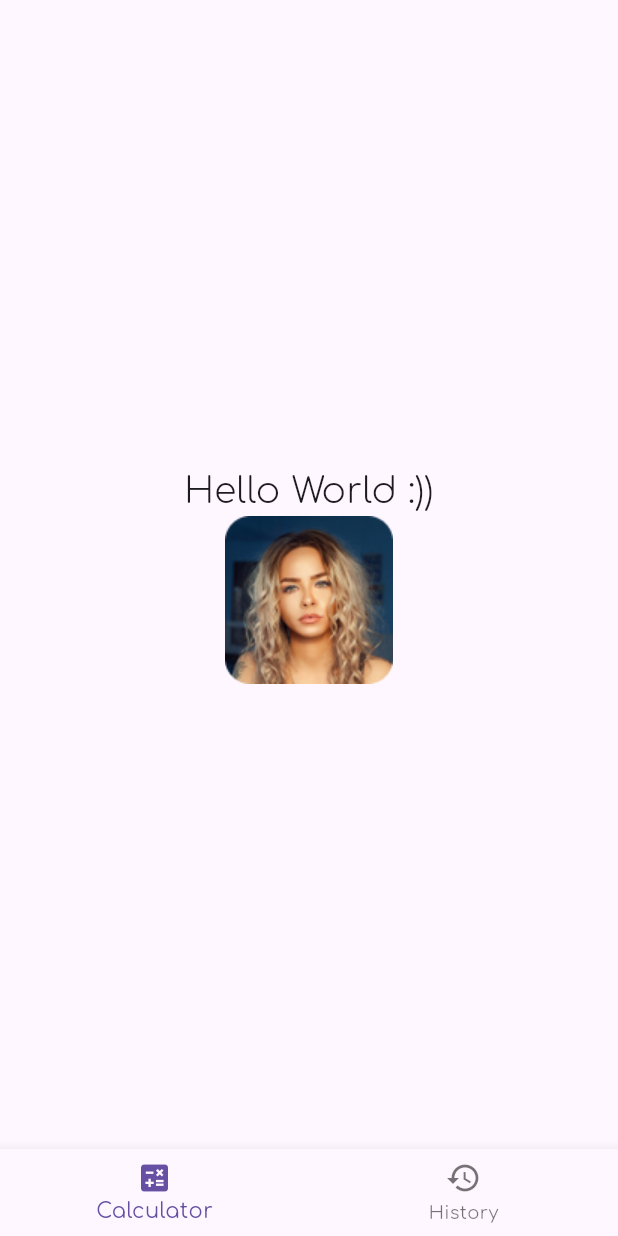
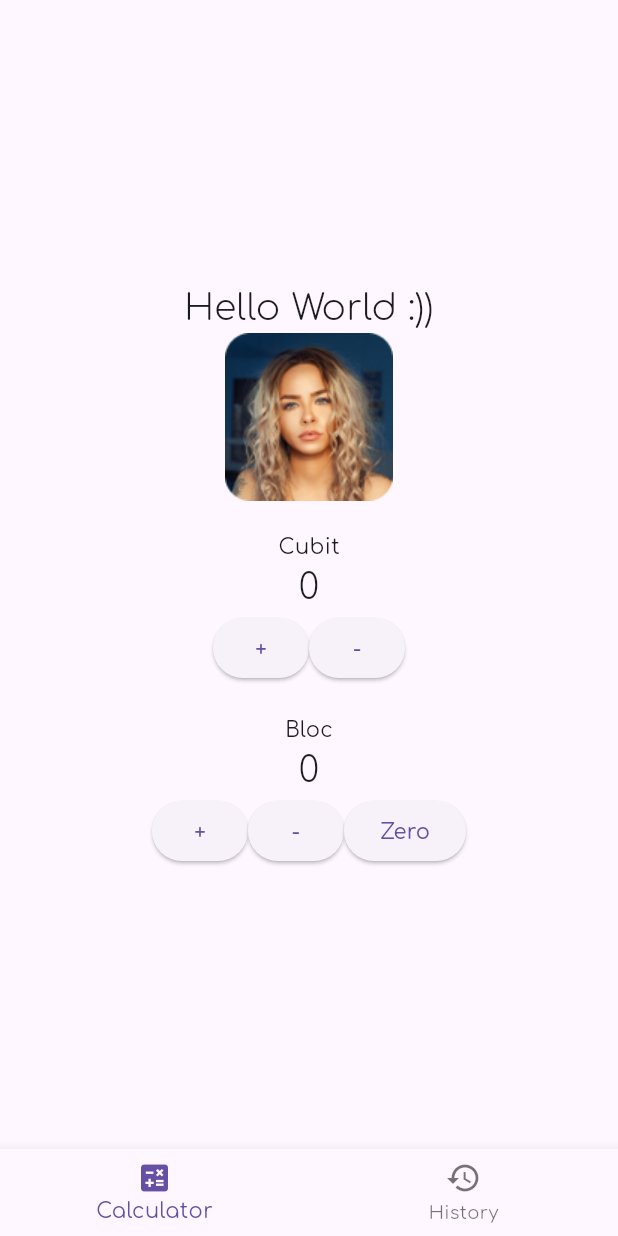
Before and after one commit to ShyrokyiOleksandr/j_calc, a Flutter app: the screen it shows after launch, on a phone screen of 412 x 824 dp. Run offline on Flutter 3.47's test engine with Material 3 defaults, Android fonts, the light colour scheme and no system bars; our stand-ins replace flutter_bloc, go_router.

Commit message:
bloc: counter example

```diff
--- a/lib/presentation/app/my_app.dart
+++ b/lib/presentation/app/my_app.dart
@@ -1,18 +1,27 @@
 import 'package:flutter/material.dart';
+import 'package:flutter_bloc/flutter_bloc.dart';
 import 'package:j_calc/core/router.dart';
 import 'package:j_calc/l10n/app_localizations.dart';
 import 'package:j_calc/presentation/app/theme.dart';
+import 'package:j_calc/presentation/features/calculator/cubit/calculator_cubit.dart';
+import 'package:j_calc/presentation/features/calculator/bloc/calculator_bloc.dart';
 
 class MyApp extends StatelessWidget {
   const MyApp({super.key});
 
   @override
   Widget build(BuildContext context) {
-    return MaterialApp.router(
-      supportedLocales: [Locale('en'), Locale('uk')],
-      localizationsDelegates: AppLocalizations.localizationsDelegates,
-      theme: AppTheme.theme,
-      routerConfig: router,
+    return MultiBlocProvider(
+      providers: [
+        BlocProvider(create: (context) => CalculatorCubit()),
+        BlocProvider(create: (context) => CalculatorBloc()),
+      ],
+      child: MaterialApp.router(
+        supportedLocales: [Locale('en'), Locale('uk')],
+        localizationsDelegates: AppLocalizations.localizationsDelegates,
+        theme: AppTheme.theme,
+        routerConfig: router,
+      ),
     );
   }
 }
--- /dev/null
+++ b/lib/presentation/features/calculator/bloc/calculator_bloc.dart
@@ -0,0 +1,24 @@
+import 'dart:async';
+
+import 'package:flutter_bloc/flutter_bloc.dart';
+import 'package:j_calc/presentation/features/calculator/bloc/calculator_events.dart';
+
+class CalculatorBloc extends Bloc<CounterEvent, int> {
+  CalculatorBloc() : super(0) {
+    on<IncrementCounter>(_onIncrement);
+    on<DecrementCounter>(_onDecrement);
+    on<ResetCounter>(_onReset);
+  }
+
+  FutureOr<void> _onIncrement(IncrementCounter event, Emitter<int> emit) {
+    emit(state + 1);
+  }
+
+  FutureOr<void> _onDecrement(DecrementCounter event, Emitter<int> emit) {
+    emit(state - 1);
+  }
+
+  FutureOr<void> _onReset(ResetCounter event, Emitter<int> emit) {
+    emit(0);
+  }
+}
--- /dev/null
+++ b/lib/presentation/features/calculator/bloc/calculator_events.dart
@@ -0,0 +1,9 @@
+abstract class CounterEvent {
+  const CounterEvent();
+}
+
+class IncrementCounter extends CounterEvent {}
+
+class DecrementCounter extends CounterEvent {}
+
+class ResetCounter extends CounterEvent {}
--- a/lib/presentation/features/calculator/calculator_screen.dart
+++ b/lib/presentation/features/calculator/calculator_screen.dart
@@ -1,7 +1,11 @@
 import 'package:flutter/material.dart';
+import 'package:flutter_bloc/flutter_bloc.dart';
 import 'package:j_calc/core/app_images.dart';
-import 'package:j_calc/l10n/app_localizations.dart';
 import 'package:j_calc/presentation/common/extensions/build_context_ext.dart';
+import 'package:j_calc/presentation/features/calculator/bloc/calculator_bloc.dart';
+import 'package:j_calc/presentation/features/calculator/bloc/calculator_events.dart';
+import 'package:j_calc/presentation/features/calculator/calculator_state.dart';
+import 'package:j_calc/presentation/features/calculator/cubit/calculator_cubit.dart';
 
 class CalculatorScreen extends StatelessWidget {
   const CalculatorScreen({super.key});
@@ -20,6 +24,61 @@ class CalculatorScreen extends StatelessWidget {
               style: TextStyle(fontSize: 24, fontWeight: FontWeight.w300),
             ),
             Image.asset(AppImages.tiolochka),
+            const SizedBox(height: 20),
+            Text('Cubit'),
+            BlocBuilder<CalculatorCubit, CalculatorState>(
+              builder: (context, state) {
+                if (state.isLoading) {
+                  return const CircularProgressIndicator.adaptive();
+                }
+
+                return Text(
+                  state.value.toString(),
+                  style: TextStyle(fontSize: 24, fontWeight: FontWeight.w300),
+                );
+              },
+            ),
+
+            Row(
+              mainAxisAlignment: MainAxisAlignment.center,
+              children: [
+                ElevatedButton(
+                  onPressed: () => context.read<CalculatorCubit>().increment(),
+                  child: Text('+'),
+                ),
+                ElevatedButton(
+                  onPressed: () => context.read<CalculatorCubit>().decrement(),
+                  child: Text('-'),
+                ),
+              ],
+            ),
+            const SizedBox(height: 20),
+            Text('Bloc'),
+            BlocBuilder<CalculatorBloc, int>(
+              builder: (context, state) {
+                return Text(
+                  state.toString(),
+                  style: TextStyle(fontSize: 24, fontWeight: FontWeight.w300),
+                );
+              },
+            ),
+            Row(
+              mainAxisAlignment: MainAxisAlignment.center,
+              children: [
+                ElevatedButton(
+                  onPressed: () => context.read<CalculatorBloc>().add(IncrementCounter()),
+                  child: Text('+'),
+                ),
+                ElevatedButton(
+                  onPressed: () => context.read<CalculatorBloc>().add(DecrementCounter()),
+                  child: Text('-'),
+                ),
+                ElevatedButton(
+                  onPressed: () => context.read<CalculatorBloc>().add(ResetCounter()),
+                  child: Text('Zero'),
+                ),
+              ],
+            ),
           ],
         ),
       ),
--- /dev/null
+++ b/lib/presentation/features/calculator/calculator_state.dart
@@ -0,0 +1,20 @@
+class CalculatorState {
+  bool isLoading;
+  final int value;
+
+  CalculatorState({required this.isLoading, required this.value});
+
+  @override
+  bool operator ==(covariant CalculatorState other) {
+    if (identical(this, other)) return true;
+
+    return other.isLoading == isLoading && other.value == value;
+  }
+
+  @override
+  int get hashCode => isLoading.hashCode ^ value.hashCode;
+
+  CalculatorState copyWith({bool? isLoading, Exception? error, int? value}) {
+    return CalculatorState(isLoading: isLoading ?? this.isLoading, value: value ?? this.value);
+  }
+}
--- a/pubspec.yaml
+++ b/pubspec.yaml
@@ -13,6 +13,7 @@ dependencies:
   flutter_localizations:
     sdk: flutter
   intl: ^0.19.0
+  flutter_bloc: ^9.1.1
 
 dev_dependencies:
   flutter_test:
```
Also changed, not shown: lib/presentation/features/calculator/cubit/calculator_cubit.dart (added, +27 -0 lines), pubspec.lock.
